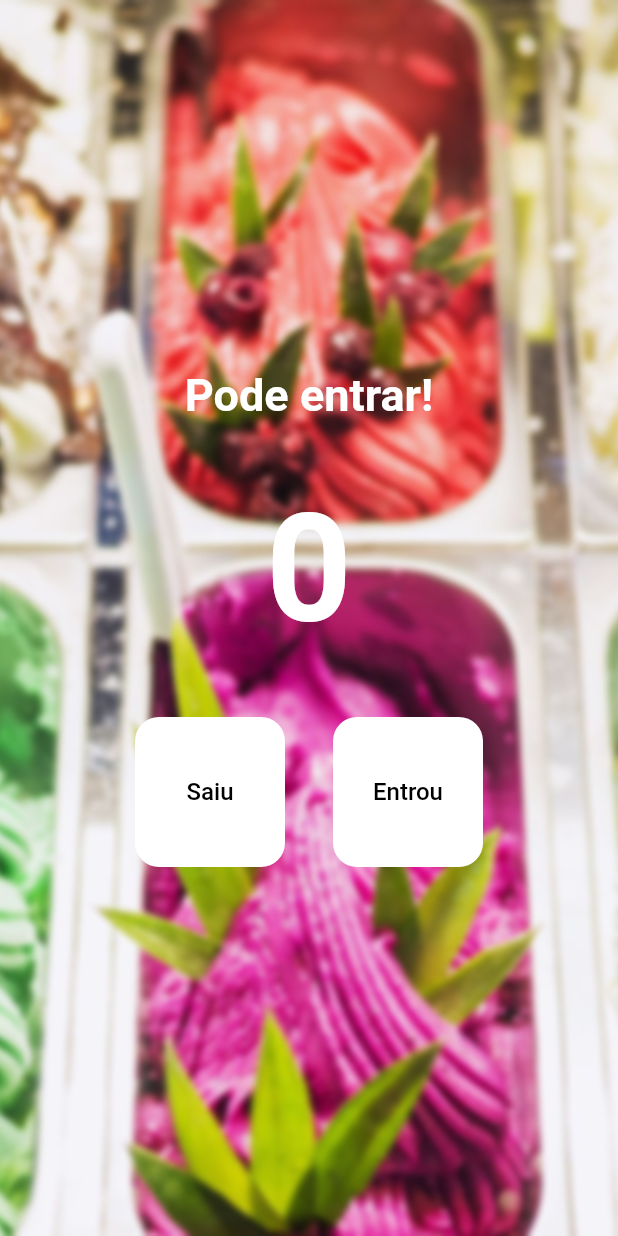
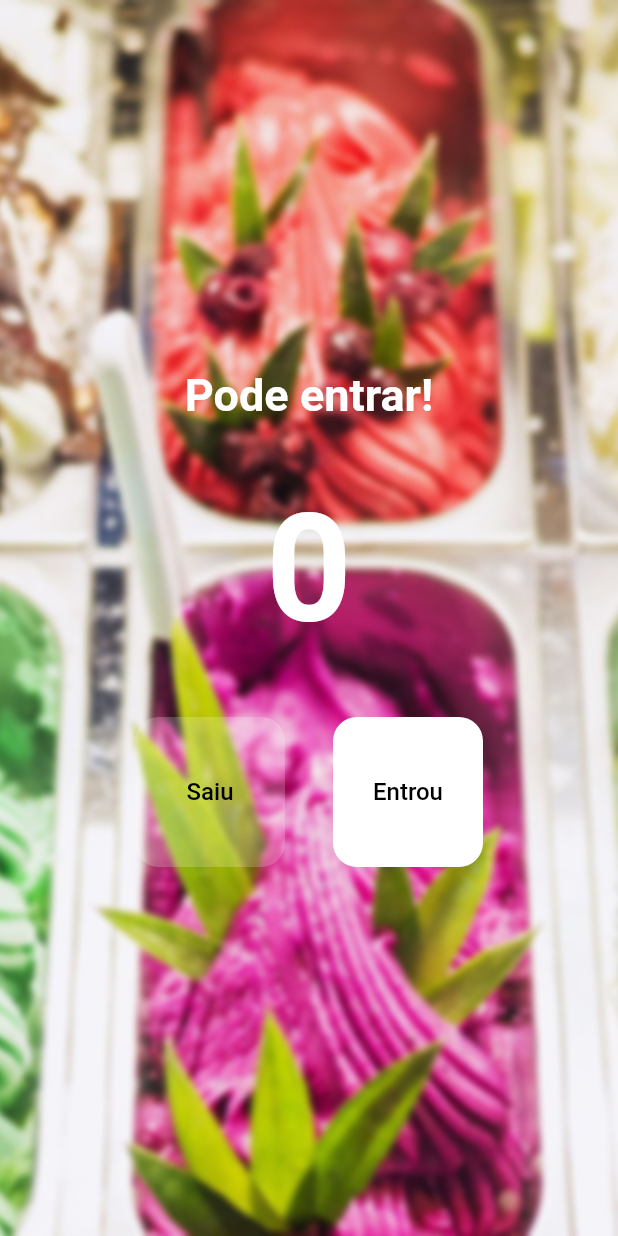
Before and after one commit to ecioferraz/udemy-flutter, a Flutter app: the screen it shows after launch, on a phone screen of 412 x 824 dp. Run offline on Flutter 3.47's test engine with Material 2 defaults, Android fonts, the phone set to English and light mode, and no system bars.

Commit message:
feat: 79

```diff
--- a/69-79-people-counter/people_counter/lib/main.dart
+++ b/69-79-people-counter/people_counter/lib/main.dart
@@ -16,16 +16,35 @@ class MyApp extends StatelessWidget {
   }
 }
 
-class HomePage extends StatelessWidget {
+class HomePage extends StatefulWidget {
   const HomePage({Key? key}) : super(key: key);
 
+  @override
+  State<HomePage> createState() => _HomePageState();
+}
+
+class _HomePageState extends State<HomePage> {
+  int count = 0;
+
   void decrement() {
-    print('decrement');
+    if (count > 0) {
+      setState(() {
+        count--;
+      });
+    }
   }
 
   void increment() {
-    print('increment');
+    if (count < 20) {
+      setState(() {
+        count++;
+      });
+    }
   }
+
+  bool get isEmpty => count == 0;
+
+  bool get isFull => count == 20;
 
   @override
   Widget build(BuildContext context) {
@@ -33,28 +52,27 @@ class HomePage extends StatelessWidget {
       backgroundColor: Colors.red,
       body: Container(
         decoration: const BoxDecoration(
-          image: DecorationImage(
-            image: AssetImage('assets/images/icecream.jpg'),
-            fit: BoxFit.cover,
-          )
-        ),
+            image: DecorationImage(
+          image: AssetImage('assets/images/icecream.jpg'),
+          fit: BoxFit.cover,
+        )),
         child: Column(
           mainAxisAlignment: MainAxisAlignment.center,
           children: [
-            const Text(
-              'Pode entrar!',
-              style: TextStyle(
+            Text(
+              isFull ? 'Lotado!' : 'Pode entrar!',
+              style: const TextStyle(
                 color: Colors.white,
                 fontSize: 30,
                 fontWeight: FontWeight.w700,
               ),
             ),
-            const Padding(
-              padding: EdgeInsets.all(40),
+            Padding(
+              padding: const EdgeInsets.all(40),
               child: Text(
-                '0',
+                '$count',
                 style: TextStyle(
-                  color: Colors.white,
+                  color: isFull ? Colors.red : Colors.white,
                   fontSize: 100,
                   fontWeight: FontWeight.w700,
                 ),
@@ -64,9 +82,10 @@ class HomePage extends StatelessWidget {
               mainAxisAlignment: MainAxisAlignment.center,
               children: [
                 TextButton(
-                  onPressed: decrement,
+                  onPressed: isEmpty ? null : decrement,
                   style: TextButton.styleFrom(
-                    backgroundColor: Colors.white,
+                    backgroundColor:
+                        isEmpty ? Colors.white.withOpacity(0.2) : Colors.white,
                     fixedSize: const Size(100, 100),
                     foregroundColor: Colors.black,
                     shape: RoundedRectangleBorder(
@@ -83,9 +102,10 @@ class HomePage extends StatelessWidget {
                 ),
                 const SizedBox(width: 32),
                 TextButton(
-                  onPressed: increment,
+                  onPressed: isFull ? null : increment,
                   style: TextButton.styleFrom(
-                    backgroundColor: Colors.white,
+                    backgroundColor:
+                        isFull ? Colors.white.withOpacity(0.2) : Colors.white,
                     fixedSize: const Size(100, 100),
                     foregroundColor: Colors.black,
                     shape: RoundedRectangleBorder(
```
